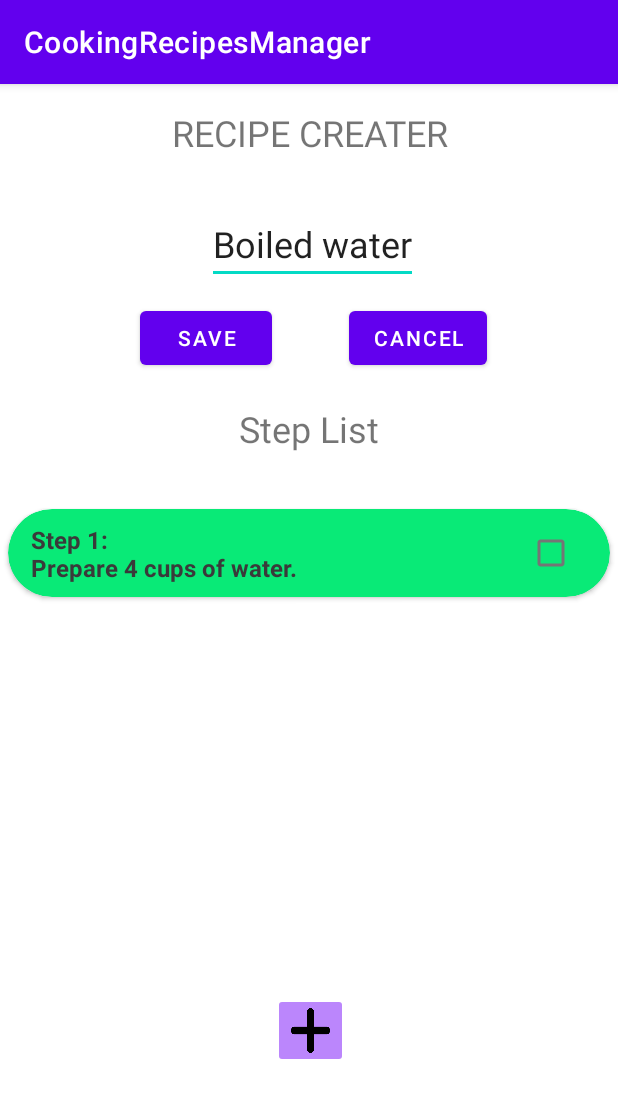
After one commit to athenaabcxyz/Cooking-Assistant-App, an Android app: the RecipeCreater screen opened directly, with no data from a screen before it, on a phone screen of 412 x 824 dp. The commit adds this screen. Shown: the top 1098 px of the screen. Run offline under Robolectric (Android 15) with nearby library versions, the phone set to English and light mode, and no system bars.

Commit message:
Update
Modules Update

```diff
--- /dev/null
+++ b/CookingRecipesManager/app/src/main/java/com/example/cookingrecipesmanager/recipetracker/Adapter/RecipeCreaterAdapter.java
@@ -0,0 +1,153 @@
+package com.example.cookingrecipesmanager.recipetracker.Adapter;
+
+import android.app.AlertDialog;
+import android.content.Context;
+import android.content.DialogInterface;
+import android.content.res.ColorStateList;
+import android.os.CountDownTimer;
+import android.os.Handler;
+import android.util.Log;
+import android.view.LayoutInflater;
+import android.view.View;
+import android.view.ViewGroup;
+import android.widget.CheckBox;
+import android.widget.ProgressBar;
+import android.widget.TextView;
+import android.widget.Toast;
+
+import androidx.annotation.NonNull;
+import androidx.cardview.widget.CardView;
+import androidx.recyclerview.widget.RecyclerView;
+
+import com.example.cookingrecipesmanager.R;
+import com.example.cookingrecipesmanager.CookingStep;
+
+import java.io.Console;
+import java.util.ArrayList;
+import java.util.Timer;
+import java.util.TimerTask;
+
+import kotlinx.coroutines.Delay;
+
+public class RecipeCreaterAdapter extends RecyclerView.Adapter<RecipeCreaterViewHolder> {
+    public int timeCounter;
+
+    Context mContext;
+    ArrayList<CookingStep> stepList;
+
+    public RecipeCreaterAdapter(Context mContext, ArrayList<CookingStep> data) {
+        this.mContext = mContext;
+        this.stepList = data;
+    }
+
+    @NonNull
+    @Override
+    public RecipeCreaterViewHolder onCreateViewHolder(@NonNull ViewGroup parent, int viewType) {
+        View view = LayoutInflater.from(mContext).inflate(R.layout.step_item, parent, false);
+        return new RecipeCreaterViewHolder(view);
+    }
+
+    @Override
+    public void onBindViewHolder(@NonNull RecipeCreaterViewHolder holder, int position) {
+        String stepNamePlaceHolder = "Step " + (position + 1) + ": \n" + stepList.get(position).stepIntruction;
+        holder.stepName.setText(stepNamePlaceHolder);
+        switch (stepList.get(position).stepType) {
+            case "Timer":
+                holder.step.setCardBackgroundColor(ColorStateList.valueOf(0xff7709ea));
+                holder.textTimer.setVisibility(View.GONE);
+                holder.textTimer.setEnabled(false);
+
+                break;
+            case "Basic":
+                holder.step.setCardBackgroundColor(ColorStateList.valueOf(0xff338ffd));
+                holder.textTimer.setEnabled(false);
+                holder.textTimer.setVisibility(View.GONE);
+                break;
+            case "Prepare":
+                holder.step.setCardBackgroundColor(ColorStateList.valueOf(0xff09ea77));
+                holder.textTimer.setEnabled(false);
+                holder.textTimer.setVisibility(View.GONE);
+                break;
+        }
+        holder.checkBox.setOnClickListener(new View.OnClickListener() {
+            @Override
+            public void onClick(View view) {
+                if (stepList.get(position).stepType.equals("Timer")) {
+                    holder.checkBox.setChecked(false);
+                    holder.stepName.setTextColor((ColorStateList.valueOf(0xFF3A3A3A)));
+                    holder.checkBox.setEnabled(false);
+                    holder.checkBox.setVisibility(View.GONE);
+                    holder.textTimer.setEnabled(true);
+                    holder.textTimer.setVisibility(View.VISIBLE);
+                    holder.textTimer.setText(String.valueOf(stepList.get(holder.getAdapterPosition()).timerBySecond));
+                    final Handler handler = new Handler();
+                    timeCounter = stepList.get(holder.getAdapterPosition()).timerBySecond;
+                    new CountDownTimer(stepList.get(holder.getAdapterPosition()).timerBySecond * 1000L, 1000) {
+                        public void onTick(long millisUntilFinished) {
+                            holder.textTimer.setText(String.valueOf(timeCounter));
+                            timeCounter = timeCounter - 1;
+
+                        }
+
+                        public void onFinish() {
+                            AlertDialog.Builder builder = new AlertDialog.Builder(mContext);
+
+                            builder.setTitle("Timer Step Notification");
+                            builder.setMessage("Time's up! Get your dish or it will burn.");
+
+                            // add a button
+                            builder.setPositiveButton("OK", new DialogInterface.OnClickListener() {
+                                @Override
+                                public void onClick(DialogInterface dialogInterface, int i) {
+                                    holder.checkBox.setEnabled(true);
+                                    holder.checkBox.setVisibility(View.VISIBLE);
+                                    holder.textTimer.setEnabled(false);
+                                    holder.textTimer.setVisibility(View.GONE);
+                                    holder.checkBox.setChecked(true);
+                                    holder.stepName.setTextColor(ColorStateList.valueOf(0xff8b7e74));
+                                }
+                            });
+
+                            // create and show the alert dialog
+                            AlertDialog dialog = builder.create();
+                            dialog.show();
+                        }
+                    }.start();
+
+
+                }
+                else {
+                    if (holder.checkBox.isChecked()) {
+                        holder.stepName.setTextColor(ColorStateList.valueOf(0xff8b7e74));
+                    } else {
+                        holder.stepName.setTextColor((ColorStateList.valueOf(0xFF3A3A3A)));
+                    }
+                }
+
+            }
+        });
+    }
+
+    @Override
+    public int getItemCount() {
+        return stepList.size();
+    }
+}
+
+
+class RecipeCreaterViewHolder extends RecyclerView.ViewHolder {
+
+    TextView stepName;
+    CardView step;
+
+    TextView textTimer;
+    CheckBox checkBox;
+
+    public RecipeCreaterViewHolder(@NonNull View itemView) {
+        super(itemView);
+        stepName = itemView.findViewById(R.id.stepName);
+        step=itemView.findViewById(R.id.step);
+        checkBox=itemView.findViewById((R.id.stepStatus));
+        textTimer=itemView.findViewById(R.id.timer);
+    }
+}
--- /dev/null
+++ b/CookingRecipesManager/app/src/main/java/com/example/cookingrecipesmanager/recipetracker/RecipeCreater.java
@@ -0,0 +1,147 @@
+package com.example.cookingrecipesmanager.recipetracker;
+
+import androidx.appcompat.app.AppCompatActivity;
+import androidx.recyclerview.widget.LinearLayoutManager;
+import androidx.recyclerview.widget.RecyclerView;
+import androidx.viewpager.widget.ViewPager;
+
+import android.content.Context;
+import android.os.Bundle;
+import android.view.Gravity;
+import android.view.LayoutInflater;
+import android.view.View;
+import android.widget.AdapterView;
+import android.widget.ArrayAdapter;
+import android.widget.Button;
+import android.widget.EditText;
+import android.widget.ImageButton;
+import android.widget.PopupWindow;
+import android.widget.Spinner;
+import android.widget.TextView;
+import android.widget.Toast;
+
+import com.example.cookingrecipesmanager.CookingStep;
+import com.example.cookingrecipesmanager.R;
+import com.example.cookingrecipesmanager.RecipeDetail;
+import com.example.cookingrecipesmanager.recipetracker.Adapter.RecipeCreaterAdapter;
+import com.example.cookingrecipesmanager.recipetracker.Adapter.StepListAdapter;
+import com.example.cookingrecipesmanager.recipetracker.Adapter.TagListAdapter;
+
+import java.util.ArrayList;
+import java.util.Objects;
+
+public class RecipeCreater extends AppCompatActivity {
+
+    RecyclerView stepList;
+
+    private PopupWindow popupWindow;
+    TextView textView;
+    EditText description;
+    EditText time;
+    Spinner spinner;
+    LinearLayoutManager linearLayoutManagerForStep;
+    ImageButton imageButton;
+    Button buttonSave;
+    Button buttonCancel;
+    Button Save;
+    Button Cancel;
+    RecipeCreaterAdapter recipeCreaterAdapter;
+
+    RecipeDetail recipe;
+
+    @Override
+    protected void onCreate(Bundle savedInstanceState) {
+        super.onCreate(savedInstanceState);
+        setContentView(R.layout.activity_recipe_creater);
+        stepList = findViewById(R.id.stepList);
+        textView = findViewById((R.id.recipeName));
+        imageButton = findViewById(R.id.addstep);
+        Save =findViewById(R.id.save_recipe);
+        Cancel =findViewById(R.id.cancel_recipe);
+
+        imageButton.setOnClickListener(new View.OnClickListener() {
+            @Override
+            public void onClick(View view) {
+
+            }
+        });
+
+        //Create data sample for testing
+        recipe = new RecipeDetail();
+        ArrayList<CookingStep> cookingSteps = new ArrayList<CookingStep>();
+        cookingSteps.add(new CookingStep("Prepare 4 cups of water.", "Prepare", 0));
+        recipe.CreateStepList(cookingSteps);
+        recipe.recipeName = "Boiled water";
+        ArrayList<String> tagList = new ArrayList<String>();
+        tagList.add("Boil");
+        tagList.add("Water");
+        recipe.CreateTagList(tagList);
+        //End data sample creating
+
+        linearLayoutManagerForStep = new LinearLayoutManager(RecipeCreater.this, LinearLayoutManager.VERTICAL, false);
+        recipeCreaterAdapter = new RecipeCreaterAdapter(RecipeCreater.this, recipe.cookingStepsList);
+        stepList.setLayoutManager(linearLayoutManagerForStep);
+        stepList.setAdapter(recipeCreaterAdapter);
+        textView.setText(recipe.recipeName);
+
+
+
+        imageButton.setOnClickListener(view -> {
+            LayoutInflater inflater = (LayoutInflater) getSystemService(Context.LAYOUT_INFLATER_SERVICE);
+            View popupView = inflater.inflate(R.layout.popup_addstep, null);
+
+            // Set the content view of the popup window.
+            popupWindow = new PopupWindow(popupView, ViewPager.LayoutParams.WRAP_CONTENT, ViewPager.LayoutParams.WRAP_CONTENT);
+
+            // Set the focusable property of the popup window to true.
+            popupWindow.setFocusable(true);
+
+            // Set the outside touchable property of the popup window to true.
+            popupWindow.setOutsideTouchable(false);
+            spinner =popupView.findViewById(R.id.spinner);
+            buttonSave = popupView.findViewById(R.id.save_edit);
+            buttonCancel = popupView.findViewById(R.id.cancel_edit);
+            description =popupView.findViewById(R.id.editTextTextMultiLine);
+            time=popupView.findViewById(R.id.editTextNumber);
+            ArrayAdapter<CharSequence> adapter = ArrayAdapter.createFromResource(RecipeCreater.this, R.array.step_type, android.R.layout.simple_spinner_item);
+            adapter.setDropDownViewResource(android.R.layout.simple_spinner_item);
+            spinner.setAdapter(adapter);
+            buttonSave.setOnClickListener(view1 -> {
+                if(description.getText().toString().equals(""))
+                {
+                    Toast.makeText(RecipeCreater.this, "Please input description.", Toast.LENGTH_SHORT).show();
+                }
+                else
+                {
+                    int timer = 0;
+                    if(!time.getText().toString().equals(""))
+                        timer=Integer.parseInt(time.getText().toString());
+                    cookingSteps.add(new CookingStep(description.getText().toString(), spinner.getSelectedItem().toString(), timer));
+                    recipeCreaterAdapter.notifyItemInserted(cookingSteps.size()-1);
+                    popupWindow.dismiss();
+                }
+            });
+            buttonCancel.setOnClickListener(view12 -> {
+                if(popupWindow.isShowing())
+                    popupWindow.dismiss();
+            });
+
+            spinner.setOnItemSelectedListener(new AdapterView.OnItemSelectedListener() {
+                @Override
+                public void onItemSelected(AdapterView<?> adapterView, View view, int i, long l) {
+                    time.setEnabled(spinner.getSelectedItem().toString().equals("Timer"));
+                }
+
+                @Override
+                public void onNothingSelected(AdapterView<?> adapterView) {
+                    time.setEnabled(spinner.getSelectedItem().toString().equals("Timer"));
+                }
+            });
+            if(!popupWindow.isShowing())
+                popupWindow.showAtLocation(view, Gravity.CENTER,0,0);
+        });
+
+
+
+    }
+}
--- /dev/null
+++ b/CookingRecipesManager/app/src/main/res/layout/activity_recipe_creater.xml
@@ -0,0 +1,90 @@
+<?xml version="1.0" encoding="utf-8"?>
+<ScrollView xmlns:android="http://schemas.android.com/apk/res/android"
+    xmlns:app="http://schemas.android.com/apk/res-auto"
+    xmlns:tools="http://schemas.android.com/tools"
+    android:layout_width="match_parent"
+    android:layout_height="match_parent">
+
+    <androidx.constraintlayout.widget.ConstraintLayout
+        android:layout_width="match_parent"
+        android:layout_height="wrap_content"
+        tools:context=".recipetracker.RecipeStepPreview">
+
+        <TextView
+            android:layout_width="match_parent"
+            android:layout_height="wrap_content"
+            android:layout_marginTop="16dp"
+            android:text="RECIPE CREATER"
+            android:textAlignment="center"
+            android:textSize="24sp"
+            app:layout_constraintEnd_toEndOf="parent"
+            app:layout_constraintTop_toTopOf="parent" />
+
+        <EditText
+            android:id="@+id/recipeName"
+            android:layout_width="wrap_content"
+            android:layout_height="wrap_content"
+            android:layout_marginStart="138dp"
+            android:layout_marginTop="80dp"
+            android:text="RecipeName"
+            android:textSize="24sp"
+            app:layout_constraintStart_toStartOf="parent"
+            app:layout_constraintTop_toTopOf="parent" />
+
+        <Button
+            android:id="@+id/save_recipe"
+            android:layout_width="wrap_content"
+            android:layout_height="wrap_content"
+            android:layout_marginStart="93dp"
+            android:layout_marginTop="12dp"
+            android:text="Save"
+            app:layout_constraintStart_toStartOf="parent"
+            app:layout_constraintTop_toBottomOf="@+id/recipeName" />
+
+        <Button
+            android:id="@+id/cancel_recipe"
+            android:layout_width="wrap_content"
+            android:layout_height="wrap_content"
+            android:layout_marginTop="12dp"
+            android:layout_marginEnd="87dp"
+            android:text="Cancel"
+            app:layout_constraintEnd_toEndOf="parent"
+            app:layout_constraintTop_toBottomOf="@+id/recipeName" />
+
+        <TextView
+            android:id="@+id/textView6"
+            android:layout_width="wrap_content"
+            android:layout_height="wrap_content"
+            android:layout_marginStart="159dp"
+            android:layout_marginTop="80dp"
+            android:layout_marginEnd="159dp"
+            android:text="Step List"
+            android:textSize="24sp"
+            app:layout_constraintEnd_toEndOf="parent"
+            app:layout_constraintHorizontal_bias="0.0"
+            app:layout_constraintStart_toStartOf="parent"
+            app:layout_constraintTop_toBottomOf="@+id/recipeName" />
+
+        <androidx.recyclerview.widget.RecyclerView
+            android:id="@+id/stepList"
+            android:layout_width="match_parent"
+            android:layout_height="300dp"
+            android:layout_marginTop="32dp"
+            app:layout_constraintEnd_toEndOf="parent"
+            app:layout_constraintHorizontal_bias="0.0"
+            app:layout_constraintStart_toStartOf="parent"
+            app:layout_constraintTop_toBottomOf="@+id/textView6" />
+
+        <ImageButton
+            android:id="@+id/addstep"
+            android:layout_width="50dp"
+            android:layout_height="50dp"
+            android:layout_marginTop="28dp"
+            android:layout_marginEnd="180dp"
+            android:backgroundTint="@color/purple_200"
+            android:scaleType="fitXY"
+            android:src="@drawable/plus"
+            app:layout_constraintEnd_toEndOf="parent"
+            app:layout_constraintTop_toBottomOf="@+id/stepList" />
+    </androidx.constraintlayout.widget.ConstraintLayout>
+</ScrollView>
--- a/CookingRecipesManager/app/src/main/res/layout/fragment_recipe_details.xml
+++ b/CookingRecipesManager/app/src/main/res/layout/fragment_recipe_details.xml
@@ -58,7 +58,7 @@
                         android:layout_height="match_parent"
                         android:alpha="0.8"
                         android:src="@drawable/alpha_gradient_bottomtop"
-                        android:tint="?android:colorBackground"/>
+                        app:tint="?android:colorBackground" />
                 </FrameLayout>
 
             </androidx.cardview.widget.CardView>
@@ -92,6 +92,6 @@
         android:layout_gravity="bottom|end"
         android:layout_margin="16dp"
         android:soundEffectsEnabled="true"
-        android:src="@drawable/baseline_restaurant_24" />"
+        android:src="@drawable/baseline_restaurant_24" />
 
 </androidx.coordinatorlayout.widget.CoordinatorLayout>
--- a/CookingRecipesManager/app/src/main/res/values/strings.xml
+++ b/CookingRecipesManager/app/src/main/res/values/strings.xml
@@ -18,4 +18,9 @@
         <item>1/2 teaspoon vanilla extract</item>
         <item>2 tablespoons plain milk</item>
     </string-array>
+    <string-array name="step_type">
+        <item>Prepare</item>
+        <item>Timer</item>
+        <item>Basic</item>
+    </string-array>
 </resources>
```
Also changed, not shown: CookingRecipesManager/app/src/main/AndroidManifest.xml (+6 -3 lines), CookingRecipesManager/app/src/main/res/drawable/inputborder.xml (added, +15 -0 lines), CookingRecipesManager/app/src/main/res/layout/popup_addstep.xml (added, +128 -0 lines), CookingRecipesManager/app/src/main/res/drawable/plus.png (added).
